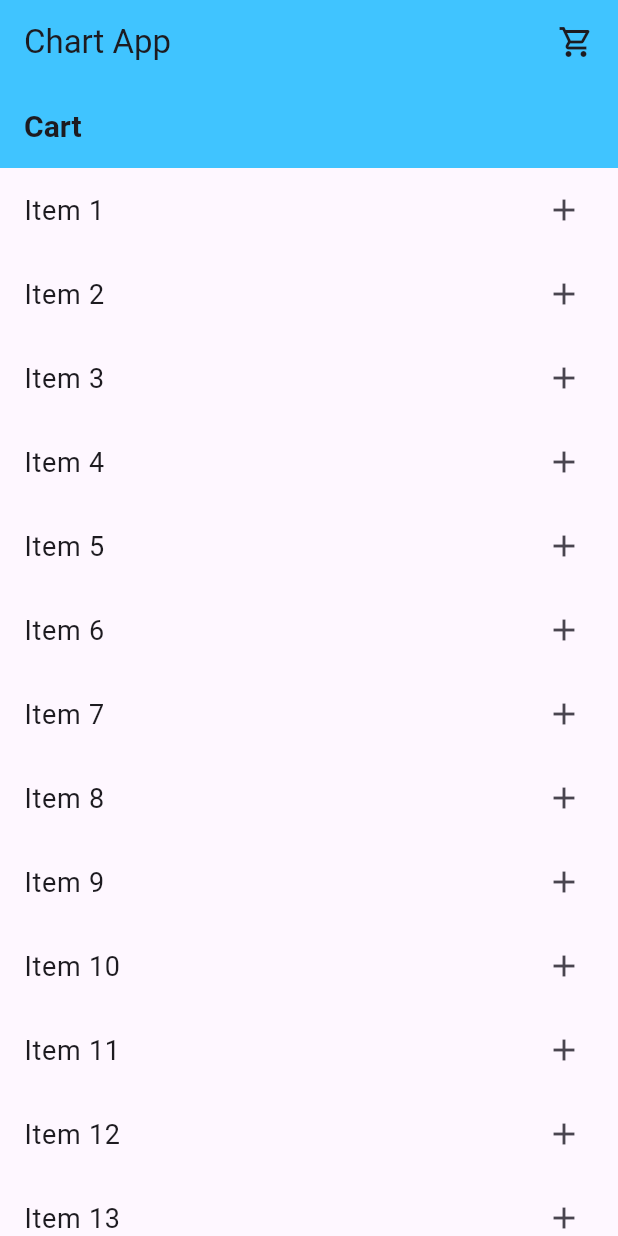
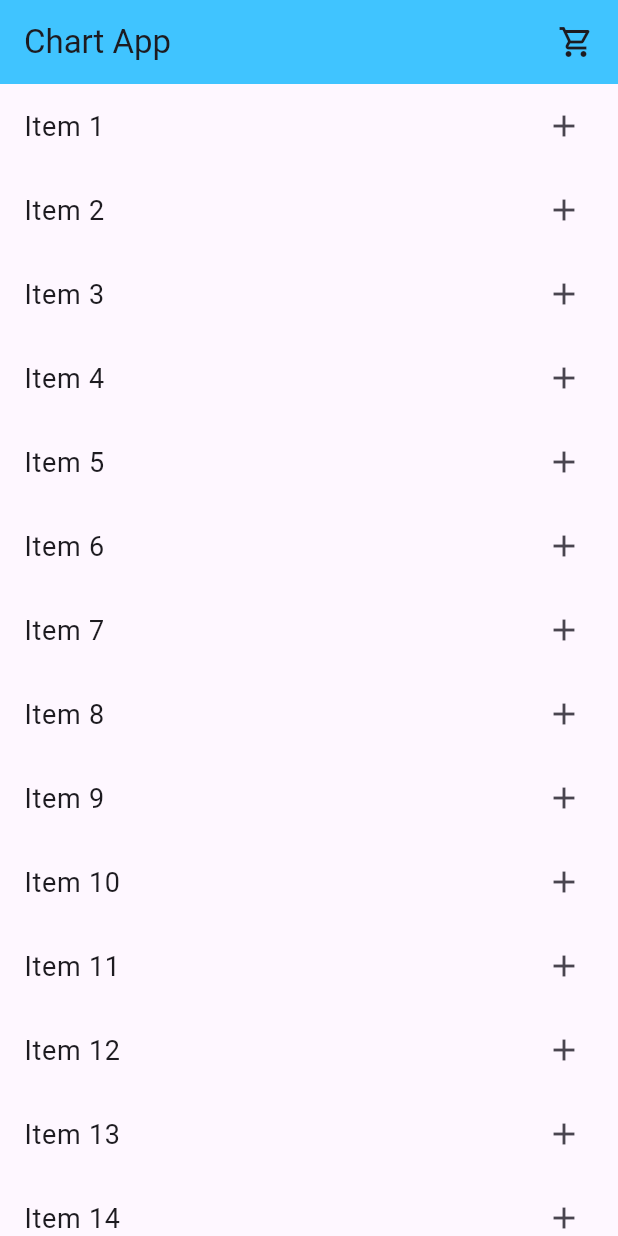
Before and after one commit to AsadAmin26/flutter_provider_cart_app, a Flutter app: the screen it shows after launch, on a phone screen of 412 x 824 dp. Run offline on Flutter 3.47's test engine with Material 3 defaults, Android fonts, the phone set to English and light mode, and no system bars.

Commit message:
Updated UI

```diff
--- a/lib/screens/itemscreen.dart
+++ b/lib/screens/itemscreen.dart
@@ -14,15 +14,7 @@ class _ItemScreenState extends State<ItemScreen> {
   Widget build(BuildContext context) {
     return Consumer<ItemCartProvider>(
       builder:
-          (context, value, child) => Scaffold(
-            appBar: AppBar(
-              backgroundColor: Colors.lightBlueAccent,
-              title: Text(
-                'Cart',
-                style: TextStyle(fontWeight: FontWeight.bold, fontSize: 20),
-              ),
-            ),
-            body: ListView.builder(
+          (context, value, child) => ListView.builder(
             itemCount: 100,
             itemBuilder: (context, index) {
               return ListTile(
@@ -43,7 +35,6 @@ class _ItemScreenState extends State<ItemScreen> {
               );
             },
           ),
-          ),
     );
   }
 }
```
Lines whose indentation alone changed are shown as unchanged.
